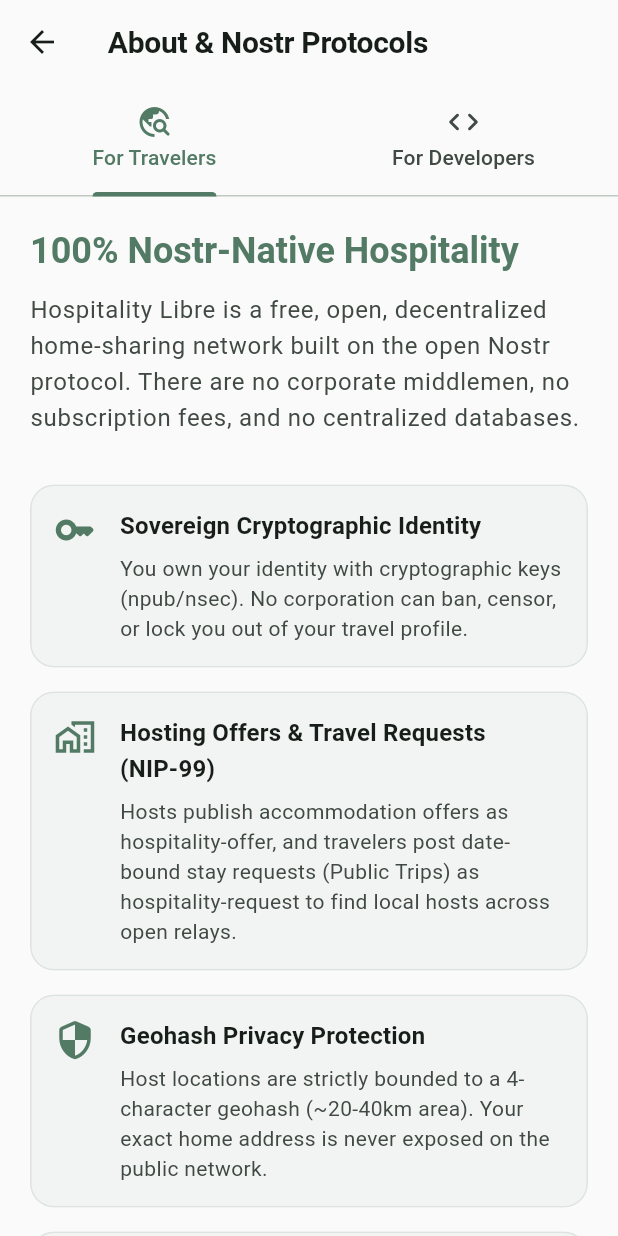
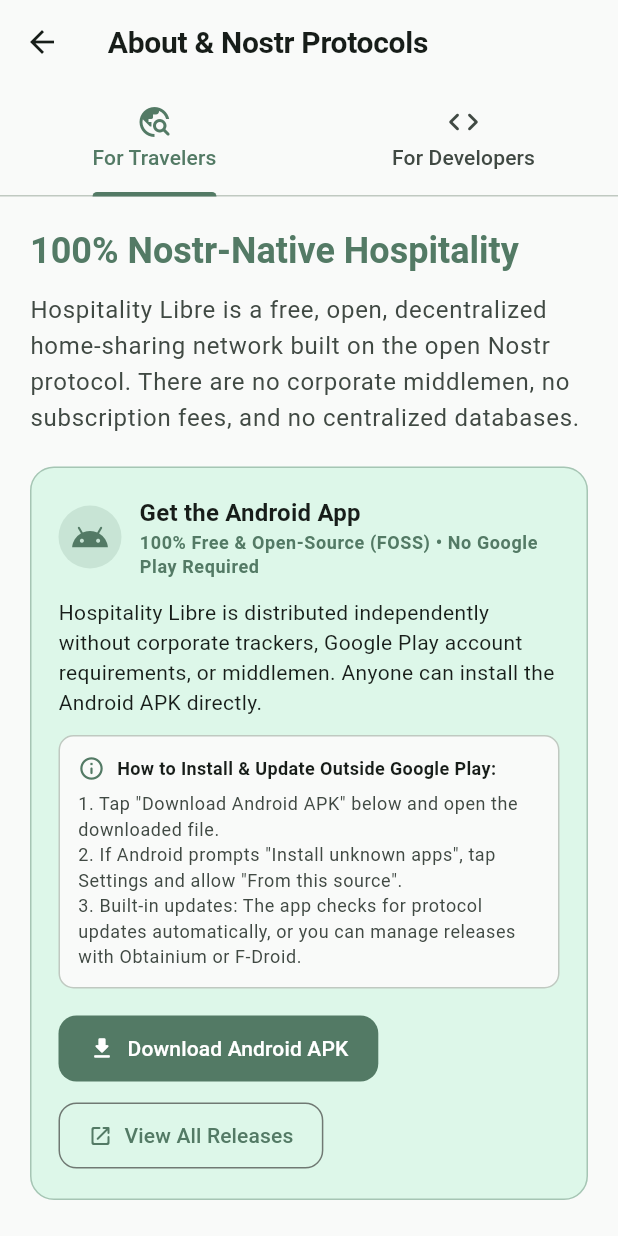
Before and after one commit to kenflannery/nostr-hospitality, a Flutter app: the AboutPage screen opened directly, on a phone screen of 412 x 824 dp. Run offline on Flutter 3.47's test engine with Material 3 defaults, Android fonts, the phone set to English and light mode, and no system bars; our stand-ins replace flutter_map, flutter_riverpod, flutter_secure_storage, image_picker, latlong2, package_info_plus and 3 more; missing offline and left inert: dart:js_interop, ndk; accounts and stored records are empty.

Commit message:
Implement app update checker service and interactive UI components to support protocol version gates. Automated apk releases.

```diff
--- /dev/null
+++ b/lib/core/services/update_checker_service.dart
@@ -0,0 +1,187 @@
+import 'dart:convert';
+import 'package:flutter/foundation.dart';
+import 'package:http/http.dart' as http;
+import 'package:package_info_plus/package_info_plus.dart';
+
+/// Semantic version representation (Major.Minor.Patch).
+class SemVer {
+  final int major;
+  final int minor;
+  final int patch;
+
+  const SemVer({
+    required this.major,
+    required this.minor,
+    required this.patch,
+  });
+
+  /// Parses a version string (e.g. "1.2.3" or "v2.0.0+4" or "1.0.0").
+  static SemVer? parse(String raw) {
+    try {
+      var clean = raw.trim().toLowerCase();
+      if (clean.startsWith('v')) {
+        clean = clean.substring(1);
+      }
+      final plusIdx = clean.indexOf('+');
+      if (plusIdx != -1) {
+        clean = clean.substring(0, plusIdx);
+      }
+      final dashIdx = clean.indexOf('-');
+      if (dashIdx != -1) {
+        clean = clean.substring(0, dashIdx);
+      }
+
+      final parts = clean.split('.');
+      if (parts.isEmpty) return null;
+
+      final major = int.tryParse(parts[0]);
+      if (major == null) return null;
+
+      final minor = parts.length > 1 ? (int.tryParse(parts[1]) ?? 0) : 0;
+      final patch = parts.length > 2 ? (int.tryParse(parts[2]) ?? 0) : 0;
+
+      return SemVer(major: major, minor: minor, patch: patch);
+    } catch (_) {
+      return null;
+    }
+  }
+
+  /// Returns true if `this` version is strictly older than [other].
+  bool isOlderThan(SemVer other) {
+    if (major < other.major) return true;
+    if (major > other.major) return false;
+
+    if (minor < other.minor) return true;
+    if (minor > other.minor) return false;
+
+    return patch < other.patch;
+  }
+
+  /// Returns true if [other] represents a breaking major upgrade over `this`.
+  bool isMajorUpgrade(SemVer other) {
+    return other.major > major;
+  }
+
+  @override
+  String toString() => '$major.$minor.$patch';
+}
+
+/// Release metadata and update status information.
+class AppUpdateInfo {
+  final String currentVersion;
+  final String? latestVersion;
+  final String? releaseTitle;
+  final String? releaseNotes;
+  final String? releaseUrl;
+  final String? apkDownloadUrl;
+  final bool isUpdateAvailable;
+  final bool isBreakingMajorUpgrade;
+  final DateTime? checkedAt;
+
+  const AppUpdateInfo({
+    required this.currentVersion,
+    this.latestVersion,
+    this.releaseTitle,
+    this.releaseNotes,
+    this.releaseUrl,
+    this.apkDownloadUrl,
+    this.isUpdateAvailable = false,
+    this.isBreakingMajorUpgrade = false,
+    this.checkedAt,
+  });
+
+  /// Factory for when no update is needed or check failed.
+  factory AppUpdateInfo.upToDate({required String currentVersion}) {
+    return AppUpdateInfo(
+      currentVersion: currentVersion,
+      latestVersion: currentVersion,
+      isUpdateAvailable: false,
+      isBreakingMajorUpgrade: false,
+      checkedAt: DateTime.now(),
+    );
+  }
+}
+
+/// Service that checks the repository's GitHub Releases for newer versions.
+class UpdateCheckerService {
+  static const String repoOwner = 'kenflannery';
+  static const String repoName = 'nostr-hospitality';
+  static const String fallbackVersion = '1.0.0';
+
+  /// GitHub public API endpoint for the latest release.
+  static String get latestReleaseApiUrl =>
+      'https://api.github.com/repos/$repoOwner/$repoName/releases/latest';
+
+  /// GitHub releases web URL for user viewing.
+  static String get releasesWebUrl =>
+      'https://github.com/$repoOwner/$repoName/releases';
+
+  /// Asynchronously retrieves current installed app version.
+  static Future<String> getCurrentVersion() async {
+    try {
+      final info = await PackageInfo.fromPlatform();
+      return info.version.isNotEmpty ? info.version : fallbackVersion;
+    } catch (_) {
+      return fallbackVersion;
+    }
+  }
+
+  /// Checks GitHub Releases API for a newer version.
+  static Future<AppUpdateInfo> checkLatestRelease() async {
+    final currentVerStr = await getCurrentVersion();
+    final currentSemVer = SemVer.parse(currentVerStr) ?? const SemVer(major: 1, minor: 0, patch: 0);
+
+    try {
+      final response = await http.get(
+        Uri.parse(latestReleaseApiUrl),
+        headers: {
+          'Accept': 'application/vnd.github.v3+json',
+          'User-Agent': 'HospitalityLibre-AppUpdateChecker',
+        },
+      ).timeout(const Duration(seconds: 4));
+
+      if (response.statusCode == 200) {
+        final Map<String, dynamic> data = jsonDecode(response.body);
+        final tagName = data['tag_name']?.toString() ?? '';
+        final title = data['name']?.toString() ?? tagName;
+        final body = data['body']?.toString();
+        final htmlUrl = data['html_url']?.toString() ?? releasesWebUrl;
+
+        // Find .apk asset if present
+        String? apkUrl;
+        final assets = data['assets'] as List<dynamic>?;
+        if (assets != null) {
+          for (final asset in assets) {
+            final name = asset['name']?.toString().toLowerCase() ?? '';
+            if (name.endsWith('.apk')) {
+              apkUrl = asset['browser_download_url']?.toString();
+              break;
+            }
+          }
+        }
+
+        final latestSemVer = SemVer.parse(tagName);
+        if (latestSemVer != null) {
+          final isOlder = currentSemVer.isOlderThan(latestSemVer);
+          final isMajor = currentSemVer.isMajorUpgrade(latestSemVer);
+
+          return AppUpdateInfo(
+            currentVersion: currentVerStr,
+            latestVersion: latestSemVer.toString(),
+            releaseTitle: title,
+            releaseNotes: body,
+            releaseUrl: htmlUrl,
+            apkDownloadUrl: apkUrl ?? htmlUrl,
+            isUpdateAvailable: isOlder,
+            isBreakingMajorUpgrade: isOlder && isMajor,
+            checkedAt: DateTime.now(),
+          );
+        }
+      }
+    } catch (e) {
+      debugPrint('UpdateCheckerService error: $e');
+    }
+
+    return AppUpdateInfo.upToDate(currentVersion: currentVerStr);
+  }
+}
--- a/lib/features/about/screens/about_page.dart
+++ b/lib/features/about/screens/about_page.dart
@@ -1,5 +1,7 @@
 import 'package:flutter/material.dart';
 import 'package:flutter/services.dart';
+import 'package:url_launcher/url_launcher.dart';
+import '../../../core/services/update_checker_service.dart';
 
 /// Comprehensive developer & traveler reference guide for Hospitality Libre.
 class AboutPage extends StatefulWidget {
@@ -81,6 +83,10 @@
               color: theme.colorScheme.onSurfaceVariant,
             ),
           ),
+          const SizedBox(height: 20),
+
+          // Android Distribution & Download Section
+          _buildAndroidDownloadSection(context, theme, isDark),
           const SizedBox(height: 24),
 
           _buildFeatureCard(
@@ -105,7 +111,7 @@
             icon: Icons.security_rounded,
             title: 'Geohash Privacy Protection',
             description:
-                'Host locations are strictly bounded to a 4-character geohash (~20-40km area). Your exact home address is never exposed on the public network.',
+                'Host locations are bounded between 3 to 5 characters (defaulting to ~5km neighborhood box). Your exact street address is strictly protected and never published.',
           ),
           _buildFeatureCard(
             context,
@@ -141,6 +147,131 @@
             style: theme.textTheme.bodyMedium?.copyWith(height: 1.6),
           ),
           const SizedBox(height: 32),
+        ],
+      ),
+    );
+  }
+
+  Widget _buildAndroidDownloadSection(
+      BuildContext context, ThemeData theme, bool isDark) {
+    return Container(
+      padding: const EdgeInsets.all(18.0),
+      decoration: BoxDecoration(
+        color: theme.colorScheme.primaryContainer.withValues(alpha: 0.35),
+        borderRadius: BorderRadius.circular(16),
+        border: Border.all(
+          color: theme.colorScheme.primary.withValues(alpha: 0.4),
+        ),
+      ),
+      child: Column(
+        crossAxisAlignment: CrossAxisAlignment.start,
+        children: [
+          Row(
+            children: [
+              Container(
+                padding: const EdgeInsets.all(8),
+                decoration: BoxDecoration(
+                  color: theme.colorScheme.primary.withValues(alpha: 0.15),
+                  shape: BoxShape.circle,
+                ),
+                child: Icon(Icons.android_rounded,
+                    color: theme.colorScheme.primary, size: 26),
+              ),
+              const SizedBox(width: 12),
+              Expanded(
+                child: Column(
+                  crossAxisAlignment: CrossAxisAlignment.start,
+                  children: [
+                    Text(
+                      'Get the Android App',
+                      style: theme.textTheme.titleMedium?.copyWith(
+                        fontWeight: FontWeight.bold,
+                      ),
+                    ),
+                    Text(
+                      '100% Free & Open-Source (FOSS) • No Google Play Required',
+                      style: theme.textTheme.bodySmall?.copyWith(
+                        color: theme.colorScheme.primary,
+                        fontWeight: FontWeight.w600,
+                      ),
+                    ),
+                  ],
+                ),
+              ),
+            ],
+          ),
+          const SizedBox(height: 12),
+          Text(
+            'Hospitality Libre is distributed independently without corporate trackers, Google Play account requirements, or middlemen. Anyone can install the Android APK directly.',
+            style: theme.textTheme.bodyMedium?.copyWith(height: 1.45),
+          ),
+          const SizedBox(height: 12),
+          Container(
+            padding: const EdgeInsets.all(12),
+            decoration: BoxDecoration(
+              color: theme.colorScheme.surface,
+              borderRadius: BorderRadius.circular(10),
+              border: Border.all(color: theme.colorScheme.outlineVariant),
+            ),
+            child: Column(
+              crossAxisAlignment: CrossAxisAlignment.start,
+              children: [
+                Row(
+                  children: [
+                    Icon(Icons.info_outline_rounded,
+                        size: 18, color: theme.colorScheme.primary),
+                    const SizedBox(width: 8),
+                    Text(
+                      'How to Install & Update Outside Google Play:',
+                      style: TextStyle(
+                        fontWeight: FontWeight.bold,
+                        fontSize: 12,
+                        color: theme.colorScheme.onSurface,
+                      ),
+                    ),
+                  ],
+                ),
+                const SizedBox(height: 6),
+                Text(
+                  '1. Tap "Download Android APK" below and open the downloaded file.\n'
+                  '2. If Android prompts "Install unknown apps", tap Settings and allow "From this source".\n'
+                  '3. Built-in updates: The app checks for protocol updates automatically, or you can manage releases with Obtainium or F-Droid.',
+                  style: theme.textTheme.bodySmall?.copyWith(
+                    height: 1.45,
+                    color: theme.colorScheme.onSurfaceVariant,
+                  ),
+                ),
+              ],
+            ),
+          ),
+          const SizedBox(height: 16),
+          Wrap(
+            spacing: 10,
+            runSpacing: 10,
+            children: [
+              FilledButton.icon(
+                onPressed: () {
+                  launchUrl(
+                    Uri.parse(
+                        'https://github.com/${UpdateCheckerService.repoOwner}/${UpdateCheckerService.repoName}/releases/latest/download/hospitality-libre-latest.apk'),
+                    mode: LaunchMode.externalApplication,
+                  );
+                },
+                icon: const Icon(Icons.download_rounded, size: 18),
+                label: const Text('Download Android APK'),
+              ),
+              OutlinedButton.icon(
+                onPressed: () {
+                  launchUrl(
+                    Uri.parse(UpdateCheckerService.releasesWebUrl),
+                    mode: LaunchMode.externalApplication,
+                  );
+                },
+                icon: const Icon(Icons.open_in_new_rounded, size: 16),
+                label: const Text('View All Releases'),
+              ),
+            ],
+          ),
         ],
       ),
     );
--- a/pubspec.yaml
+++ b/pubspec.yaml
@@ -23,6 +23,7 @@
   image_picker: ^1.1.2
   url_launcher: ^6.3.1
   qr_flutter: ^4.1.0
+  package_info_plus: ^8.1.0
   web: ^1.1.1
 
 dev_dependencies:
```
Also changed, not shown: lib/core/providers/app_providers.dart (+7 -0 lines), lib/widgets/update_gate_banner.dart (added, +133 -0 lines), pubspec.lock, 3 other files.
